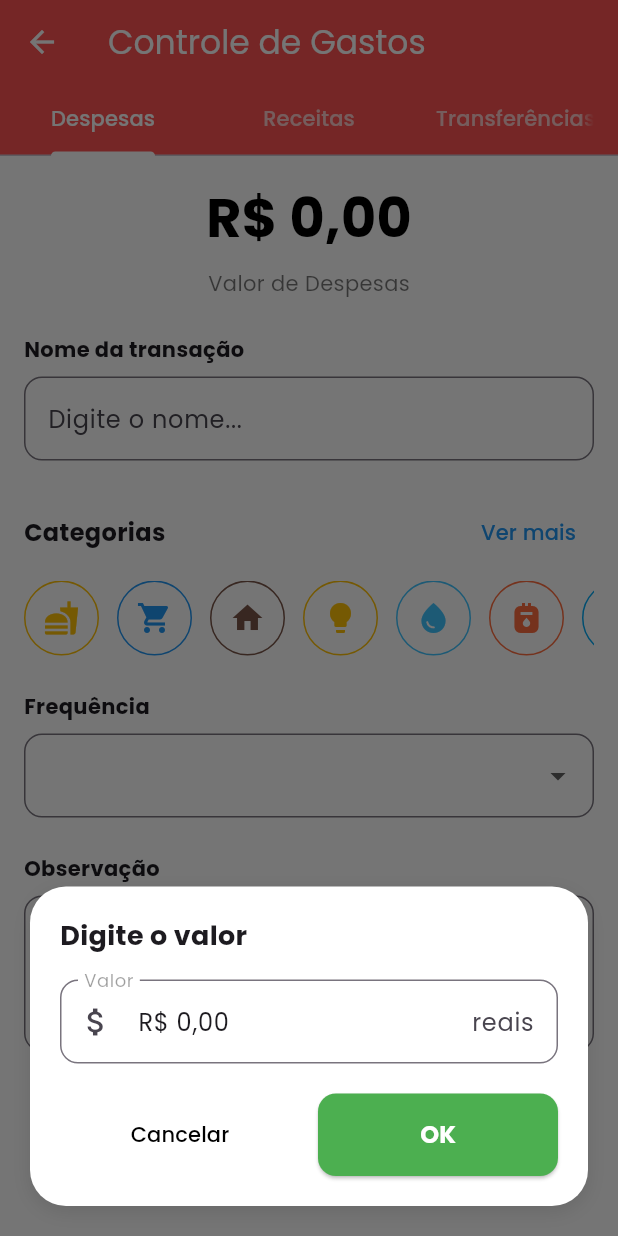
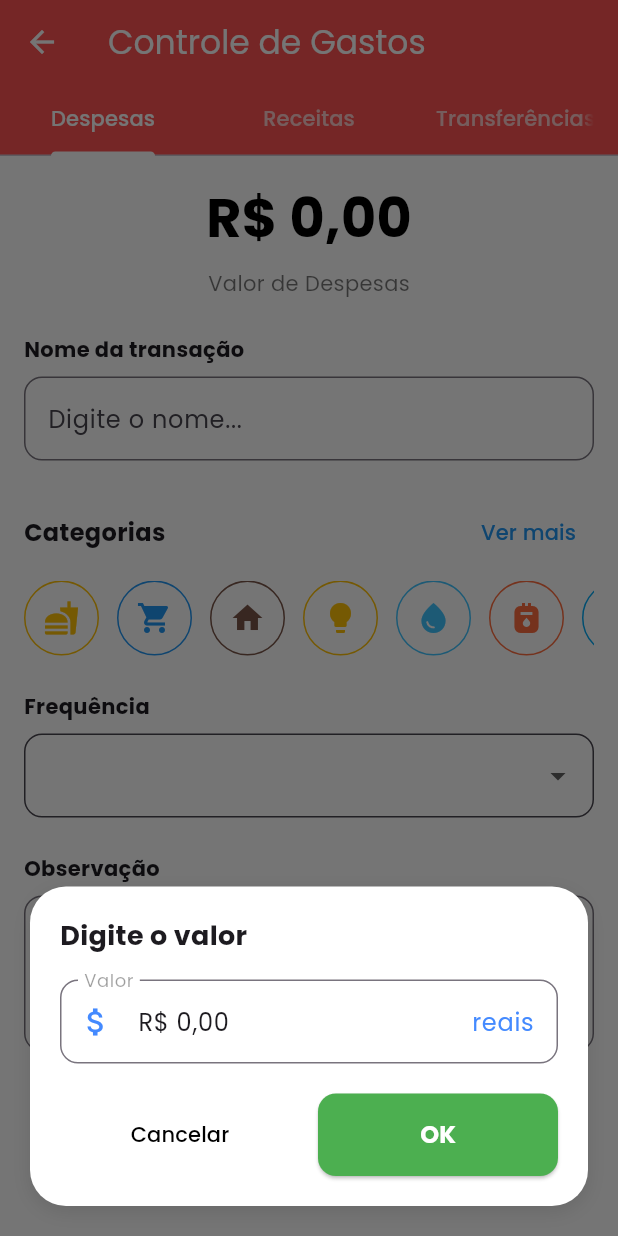
Before and after one commit to felipetaua/Finan-old, a Flutter app: the AddTransactionPage screen opened directly with empty values, after a tap on an icon or button, on a phone screen of 412 x 824 dp. Run offline on Flutter 3.47's test engine with Material 3 defaults, Android fonts, the phone set to English and light mode, and no system bars; our stand-ins replace fl_chart, flutter_multi_formatter, font_awesome_flutter, google_fonts, shared_preferences, smooth_page_indicator; accounts and stored records are empty.

Commit message:
adicionando cor do cursor ao clicar e padrozinando identidade visual, adicionando cor branca ao dropdown de frequência

```diff
--- a/lib/pages/home/main/add_despesas.dart
+++ b/lib/pages/home/main/add_despesas.dart
@@ -256,22 +256,25 @@ class AddTransactionPageState extends State<AddTransactionPage>
                             ),
                             const SizedBox(height: 16),
                             TextField(
-                              // autofocus: true, // Removido para não focar automaticamente
+                              cursorColor: Colors.blueAccent,
                               controller: valueController,
-                              keyboardType:
-                                  TextInputType
-                                      .number, // Alterado para TextInputType.number
+                              keyboardType: TextInputType.number,
                               inputFormatters: [
-                                FilteringTextInputFormatter
-                                    .digitsOnly, // Permite apenas dígitos
+                                FilteringTextInputFormatter.digitsOnly,
                               ],
                               decoration: InputDecoration(
                                 labelText: "Valor",
                                 labelStyle: const TextStyle(
                                   color: Colors.black38,
                                 ),
-                                prefixIcon: const Icon(Icons.attach_money),
-                                suffix: Text("reais"),
+                                prefixIcon: const Icon(
+                                  Icons.attach_money,
+                                  color: Colors.blueAccent,
+                                ),
+                                suffix: Text(
+                                  "reais",
+                                  style: TextStyle(color: Colors.blueAccent),
+                                ),
                                 border: OutlineInputBorder(
                                   borderRadius: BorderRadius.circular(12),
                                 ),
@@ -374,6 +377,7 @@ class AddTransactionPageState extends State<AddTransactionPage>
           const SizedBox(height: 8),
           TextField(
             onChanged: (value) => _nome = value,
+            cursorColor: Colors.blueAccent,
             decoration: InputDecoration(
               hintText: 'Digite o nome...',
               border: OutlineInputBorder(
@@ -381,7 +385,7 @@ class AddTransactionPageState extends State<AddTransactionPage>
               ),
               focusedBorder: OutlineInputBorder(
                 borderSide: const BorderSide(
-                  color: Colors.blue, // Cor do foco alterada para verde
+                  color: Colors.blueAccent,
                   width: 2,
                 ),
                 borderRadius: BorderRadius.circular(12),
@@ -482,14 +486,17 @@ class AddTransactionPageState extends State<AddTransactionPage>
           ),
           const SizedBox(height: 8),
           DropdownButtonFormField<String>(
+            dropdownColor: Colors.white,
             onChanged: (value) => _frequencia = value ?? '',
             decoration: InputDecoration(
+              fillColor: Colors.white,
+              filled: true,
               border: OutlineInputBorder(
                 borderRadius: BorderRadius.circular(12),
               ),
               focusedBorder: OutlineInputBorder(
                 borderSide: const BorderSide(
-                  color: Colors.blue, // Cor do foco alterada para verde
+                  color: Colors.blueAccent,
                   width: 2,
                 ),
                 borderRadius: BorderRadius.circular(12),
@@ -521,6 +528,7 @@ class AddTransactionPageState extends State<AddTransactionPage>
           TextField(
             onChanged: (value) => _observacao = value,
             maxLines: 3,
+            cursorColor: Colors.blueAccent,
             decoration: InputDecoration(
               hintText: 'Digite uma observação...',
               border: OutlineInputBorder(
@@ -528,7 +536,7 @@ class AddTransactionPageState extends State<AddTransactionPage>
               ),
               focusedBorder: OutlineInputBorder(
                 borderSide: const BorderSide(
-                  color: Colors.blue, // Cor do foco alterada para verde
+                  color: Colors.blueAccent,
                   width: 2,
                 ),
                 borderRadius: BorderRadius.circular(12),
```
